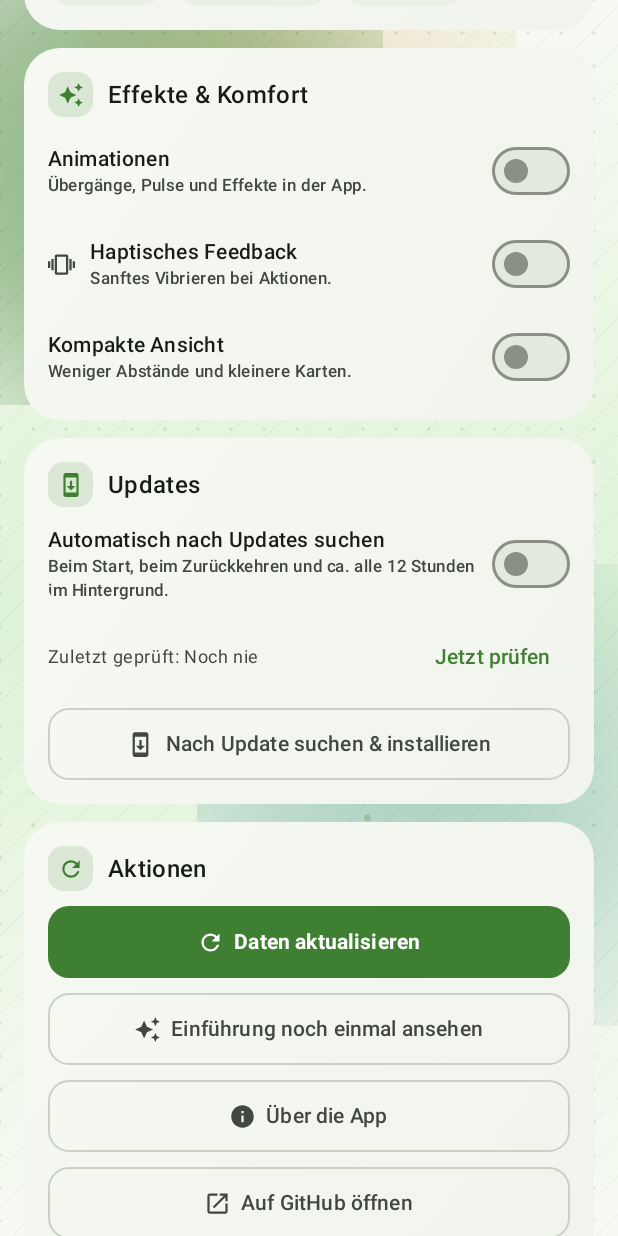
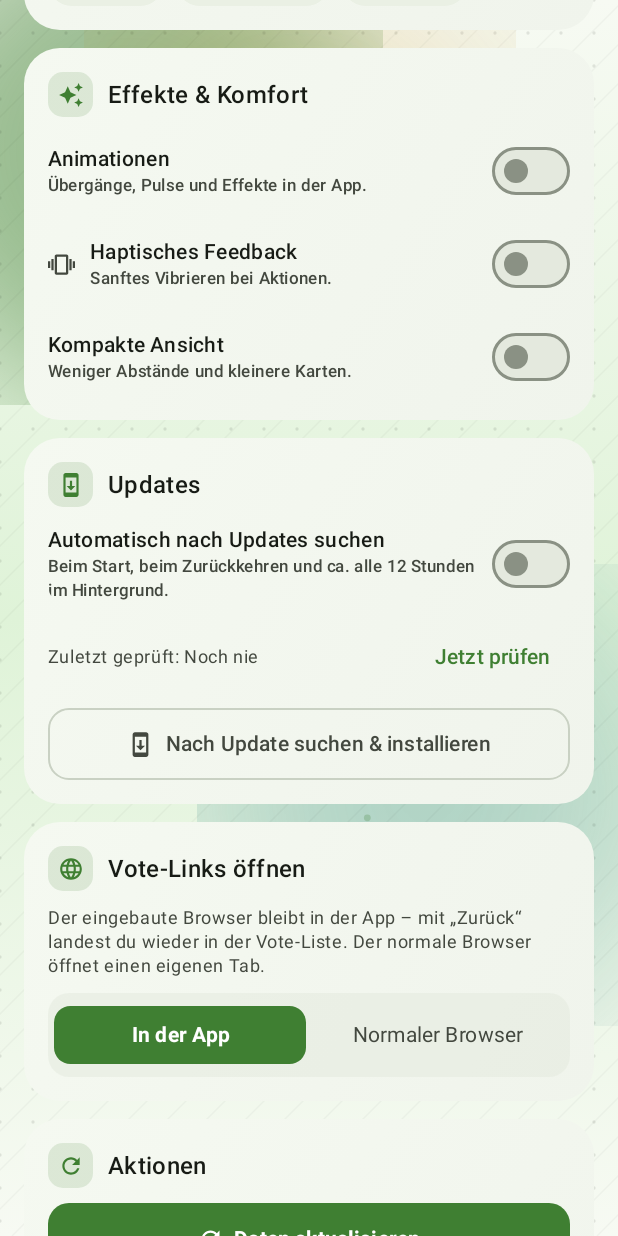
Before and after one commit to McAffen/McAffen-App, an Android app built with Jetpack Compose: the composable SettingsScreen called with empty values, scrolled down 576 dp, on a phone screen of 412 x 824 dp. Run offline under Robolectric (Android 15) with nearby library versions, the phone set to English and light mode, and no system bars; pictures from the network do not load; 8 statements that could not run were skipped.

Commit message:
WLAN-Status zuverlässig, Vote-Links im eingebauten Browser (umschaltbar)

```diff
--- a/app/build.gradle.kts
+++ b/app/build.gradle.kts
@@ -117,6 +117,8 @@ dependencies {
     // Startbildschirm mit Markenlogo (androidx.core.splashscreen, API 21+).
     implementation("androidx.core:core-splashscreen:1.0.1")
     implementation("androidx.lifecycle:lifecycle-runtime-compose:2.8.7")
+    // Eingebauter Browser für Vote-Seiten (Custom Tabs)
+    implementation("androidx.browser:browser:1.8.0")
     implementation("androidx.lifecycle:lifecycle-viewmodel-compose:2.8.7")
     implementation("androidx.navigation:navigation-compose:2.8.5")
     implementation("androidx.compose.material3:material3")
--- a/app/src/main/java/de/mcaffen/app/ui/McAffenApp.kt
+++ b/app/src/main/java/de/mcaffen/app/ui/McAffenApp.kt
@@ -357,6 +357,7 @@ fun McAffenApp(repository: McAffenRepository, settings: SettingsStore) {
     val boardSort by vm.boardSort.collectAsStateWithLifecycle()
     val boardPlayers by vm.boardPlayers.collectAsStateWithLifecycle()
     val boardLoading by vm.boardLoading.collectAsStateWithLifecycle()
+    val voteBrowser by settings.voteBrowser.collectAsStateWithLifecycle()
     val boardResult by vm.boardResult.collectAsStateWithLifecycle()
     val animationsEnabled by settings.animationsEnabled.collectAsStateWithLifecycle()
     val darkMode by settings.darkMode.collectAsStateWithLifecycle()
@@ -694,6 +695,7 @@ fun McAffenApp(repository: McAffenRepository, settings: SettingsStore) {
                         loading = loading,
                         animationsEnabled = animationsEnabled,
                         onRefresh = vm::refresh,
+                        browserMode = voteBrowser,
                     )
                     Tab.STATUS -> StatusScreen(
                         status = status,
@@ -730,6 +732,8 @@ fun McAffenApp(repository: McAffenRepository, settings: SettingsStore) {
                         lastUpdateCheck = lastUpdateCheck,
                         onReplayIntro = settings::replayOnboarding,
                         onOpenAbout = { showAbout = true },
+                        voteBrowser = voteBrowser,
+                        onVoteBrowserChange = settings::setVoteBrowser,
                     )
                 }
             }
--- a/app/src/main/java/de/mcaffen/app/ui/screens/SettingsScreen.kt
+++ b/app/src/main/java/de/mcaffen/app/ui/screens/SettingsScreen.kt
@@ -33,6 +33,7 @@ import androidx.compose.foundation.shape.CircleShape
 import androidx.compose.foundation.shape.RoundedCornerShape
 import androidx.compose.material.icons.Icons
 import androidx.compose.material.icons.automirrored.filled.OpenInNew
+import androidx.compose.material.icons.filled.Language
 import androidx.compose.material.icons.filled.AutoAwesome
 import androidx.compose.material.icons.filled.Check
 import androidx.compose.material.icons.filled.Gavel
@@ -50,6 +51,7 @@ import androidx.compose.material3.OutlinedTextField
 import androidx.compose.material3.OutlinedTextFieldDefaults
 import androidx.compose.material3.Switch
 import androidx.compose.material3.SwitchDefaults
+import androidx.compose.material3.Surface
 import androidx.compose.material3.Text
 import androidx.compose.material3.TextButton
 import androidx.compose.runtime.Composable
@@ -58,6 +60,7 @@ import androidx.compose.ui.Alignment
 import androidx.compose.ui.Modifier
 import androidx.compose.ui.draw.clip
 import androidx.compose.ui.graphics.Brush
+import androidx.compose.ui.text.style.TextAlign
 import androidx.compose.ui.graphics.Color
 import androidx.compose.ui.graphics.vector.ImageVector
 import androidx.compose.ui.platform.LocalContext
@@ -109,6 +112,8 @@ internal fun SettingsScreen(
     onReplayIntro: () -> Unit,
     onOpenAbout: () -> Unit,
     modifier: Modifier = Modifier,
+    voteBrowser: String = de.mcaffen.app.data.VoteBrowser.IN_APP,
+    onVoteBrowserChange: (String) -> Unit = {},
 ) {
     val context = LocalContext.current
     val notifPermissionLauncher = rememberLauncherForActivityResult(
@@ -293,6 +298,53 @@ internal fun SettingsScreen(
                         )
                         Spacer(Modifier.width(8.dp))
                         Text("Nach Update suchen & installieren")
+                    }
+                }
+            }
+
+            // Vote-Links: eingebauter Browser oder normaler Browser.
+            item("votebrowser") {
+                SettingsCard(
+                    title = "Vote-Links öffnen",
+                    icon = Icons.Default.Language,
+                ) {
+                    Text(
+                        "Der eingebaute Browser bleibt in der App – mit „Zurück“ landest du " +
+                            "wieder in der Vote-Liste. Der normale Browser öffnet einen eigenen Tab.",
+                        style = MaterialTheme.typography.bodySmall,
+                        color = MaterialTheme.colorScheme.onSurfaceVariant,
+                    )
+                    Row(
+                        Modifier
+                            .fillMaxWidth()
+                            .clip(RoundedCornerShape(14.dp))
+                            .background(MaterialTheme.colorScheme.surfaceVariant.copy(alpha = 0.5f))
+                            .padding(4.dp),
+                        horizontalArrangement = Arrangement.spacedBy(4.dp),
+                    ) {
+                        listOf(
+                            de.mcaffen.app.data.VoteBrowser.IN_APP to "In der App",
+                            de.mcaffen.app.data.VoteBrowser.EXTERNAL to "Normaler Browser",
+                        ).forEach { (mode, label) ->
+                            val active = voteBrowser == mode
+                            Surface(
+                                onClick = { onVoteBrowserChange(mode) },
+                                modifier = Modifier.weight(1f),
+                                shape = RoundedCornerShape(11.dp),
+                                color = if (active) MaterialTheme.colorScheme.primary
+                                else Color.Transparent,
+                            ) {
+                                Text(
+                                    label,
+                                    modifier = Modifier.padding(vertical = 9.dp),
+                                    textAlign = TextAlign.Center,
+                                    style = MaterialTheme.typography.labelLarge,
+                                    fontWeight = if (active) FontWeight.Bold else FontWeight.Normal,
+                                    color = if (active) MaterialTheme.colorScheme.onPrimary
+                                    else MaterialTheme.colorScheme.onSurfaceVariant,
+                                )
+                            }
+                        }
                     }
                 }
             }
```
Also changed, not shown: app/src/main/java/de/mcaffen/app/data/LanBridge.kt (+33 -8 lines), app/src/main/java/de/mcaffen/app/data/SettingsStore.kt (+13 -0 lines), app/src/main/java/de/mcaffen/app/data/VoteBrowser.kt (added, +48 -0 lines), app/src/main/java/de/mcaffen/app/ui/screens/StatusScreen.kt (+17 -2 lines), app/src/main/java/de/mcaffen/app/ui/screens/VoteScreen.kt (+8 -2 lines).
